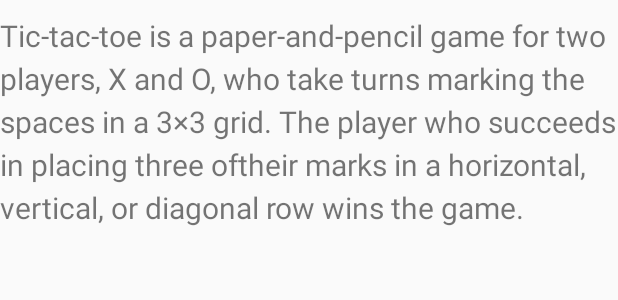
After one commit to anthiny/TicTacToe, an Android app: the layout help_dialog.xml on its own in the app's theme, with its tools: preview values and no code run, on a phone screen of 412 x 824 dp. The commit adds this screen. Shown: the top 300 px of the screen. Run offline under Robolectric (Android 15) with nearby library versions, the phone set to English and light mode, and no system bars; Roboto replaces fonts that are not available here.

Commit message:
fix font issue

```diff
--- a/app/src/main/java/com/example/anthonykim/kim/ApplicationClass.java
+++ b/app/src/main/java/com/example/anthonykim/kim/ApplicationClass.java
@@ -17,7 +17,9 @@ public class ApplicationClass extends Application {
      */
     @Override
     public void onCreate() {
-        Typekit.getInstance().addNormal(Typekit.createFromAsset(this, "fonts/orange-juice-2.0.ttf"));
+        Typekit.getInstance().addNormal(Typekit.createFromAsset(this, "fonts/SeoulNamsanLongL.ttf"))
+                .add("text", Typekit.createFromAsset(this, "fonts/SeoulNamsanLongB.ttf"))
+                .add("button", Typekit.createFromAsset(this, "fonts/SeoulNamsanLongEB.ttf"));
         super.onCreate();
     }
 
--- a/app/src/main/java/com/example/anthonykim/kim/View/GameTableFragment.java
+++ b/app/src/main/java/com/example/anthonykim/kim/View/GameTableFragment.java
@@ -201,7 +201,7 @@ public class GameTableFragment extends Fragment implements TicTacToeContract.Pub
                 text = getString(R.string.who_draw);
                 break;
         }
-        builder.setTitle(text);
+        builder.setMessage(text);
         builder.setPositiveButton(getText(R.string.result_dialog_end), new DialogInterface.OnClickListener() {
             @Override
             public void onClick(DialogInterface dialog, int which) {
--- /dev/null
+++ b/app/src/main/res/layout/help_dialog.xml
@@ -0,0 +1,19 @@
+<?xml version="1.0" encoding="utf-8"?>
+<LinearLayout xmlns:android="http://schemas.android.com/apk/res/android"
+    xmlns:app="http://schemas.android.com/apk/res-auto"
+    xmlns:tools="http://schemas.android.com/tools"
+    android:orientation="vertical" android:layout_width="match_parent"
+    android:layout_height="match_parent"
+    android:weightSum="1"
+    tools:ignore="missingPrefix">
+    <TextView
+        android:layout_width="match_parent"
+        android:layout_height="match_parent"
+        android:layout_marginTop="10dp"
+        android:layout_marginBottom="10dp"
+        android:lineSpacingExtra="5dp"
+        android:text="@string/help_dialog_contents"
+        android:textSize="20sp"
+        app:font="text"
+        />
+</LinearLayout>
--- a/app/src/main/res/layout/status_fragment.xml
+++ b/app/src/main/res/layout/status_fragment.xml
@@ -1,11 +1,13 @@
 <?xml version="1.0" encoding="utf-8"?>
 <RelativeLayout xmlns:android="http://schemas.android.com/apk/res/android"
+    xmlns:app="http://schemas.android.com/apk/res-auto"
     xmlns:tools="http://schemas.android.com/tools"
     android:orientation="vertical"
     android:layout_width="match_parent"
     android:layout_height="match_parent"
     android:background="@color/colorCyanAzure"
-    tools:context="com.example.anthonykim.kim.View.StatusFragment">
+    tools:context="com.example.anthonykim.kim.View.StatusFragment"
+    tools:ignore="missingPrefix">
     <LinearLayout
         android:id="@+id/guide_line"
         android:orientation="horizontal"
@@ -19,6 +21,7 @@
         android:id="@+id/reset_button"
         android:background="@drawable/rounded_button"
         android:text="@string/reset_button"
+        app:font="button"
         android:layout_width="wrap_content"
         android:layout_height="wrap_content"
         android:layout_below="@+id/guide_line"
--- a/app/src/main/res/values/strings.xml
+++ b/app/src/main/res/values/strings.xml
@@ -1,5 +1,6 @@
 <resources>
     <string name="app_name">Tap TicTacToe</string>
+    <string name="action_bar_help">HELP</string>
     <string name="setting_dialog_title">Setting</string>
     <string name="setting_dialog_chooseFirst">Choose First or Second</string>
     <string name="setting_dialog_singlePlayer">Single</string>
@@ -17,6 +18,12 @@
     <string name="who_circle">Circle Player</string>
     <string name="who_x">X Player</string>
     <string name="who_draw">Draw</string>
-    <string name="win_string">Win !</string>
+    <string name="win_string"> Win !</string>
     <string name="description">ITEM</string>
+    <string name="help_dialog_contents">
+        Tic-tac-toe is a paper-and-pencil game for two players, X and O,
+        who take turns marking the spaces in a 3×3 grid.
+        The player who succeeds in placing three oftheir marks in a horizontal,
+        vertical, or diagonal row wins the game.
+    </string>
 </resources>
```
Also changed, not shown: app/src/main/java/com/example/anthonykim/kim/View/TicTacToeActivity.java (+28 -1 lines), app/src/main/res/layout/setting_dialog.xml (+8 -1 lines), app/src/main/res/menu/activity_main_actions.xml (added, +10 -0 lines), 6 other files.
